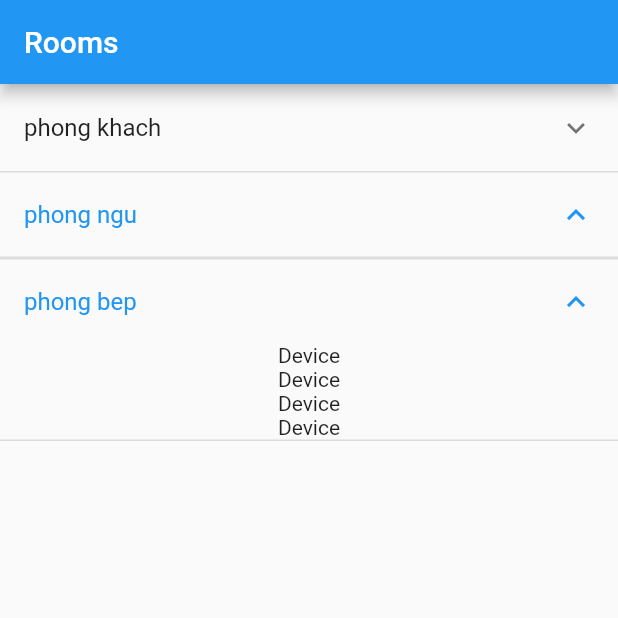
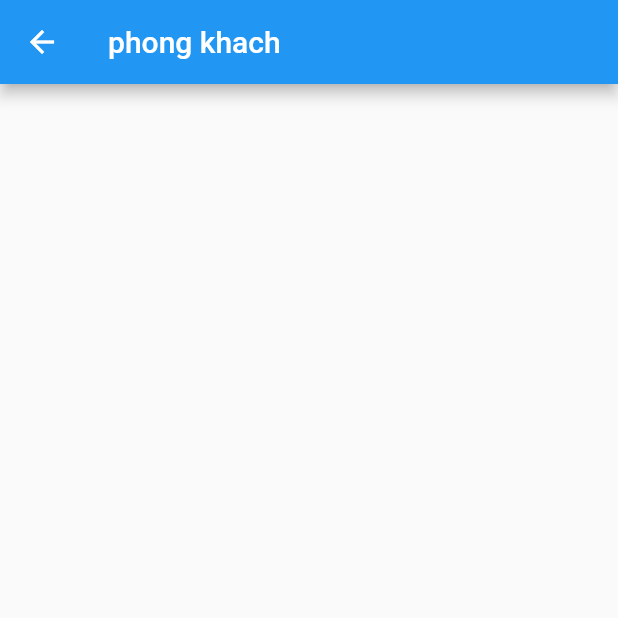
Before and after one commit to AnhQuanTrl/smart-house-bk, a Flutter app: the screen it shows after launch, after a tap on "phong khach", on a phone screen of 412 x 824 dp, the top half of it. Run offline on Flutter 3.47's test engine with Material 2 defaults, Android fonts, the light colour scheme and no system bars.

Commit message:
parse room to room page

```diff
--- /dev/null
+++ b/lib/blocs/room_page_bloc.dart
@@ -0,0 +1,21 @@
+
+
+import 'package:smarthouse/models/room.dart';
+import 'package:smarthouse/repositories/data_provider.dart';
+
+import 'base.dart';
+
+class RoomPageBloc extends Bloc {
+  DataProvider _provider = DataProvider();
+  final int roomId;
+  Room room;
+  RoomPageBloc({this.roomId}) {
+    room = _provider.findRoomById(roomId);
+  }
+
+  @override
+  void dispose() {
+
+  }
+
+}
--- a/lib/data.dart
+++ b/lib/data.dart
@@ -1,17 +1,23 @@
-import 'models/device.dart';
+import 'models/devices/device.dart';
 import 'models/room.dart';
 
 List<Room> mockData = [
-  Room("phong khach", [
-    Device(),
-    Device(),
-    Device(),
-  ]),
-  Room("phong ngu", []),
-  Room("phong bep", [
-    Device(),
-    Device(),
-    Device(),
-    Device(),
-  ])
+  Room(
+      "phong khach",
+      [
+        Device(id: 0, name: 'Den'),
+        Device(id: 1, name: 'Den 1'),
+        Device(id: 2, name: 'Den 2'),
+      ],
+      id: 0),
+  Room("phong ngu", [], id: 1),
+  Room(
+      "phong bep",
+      [
+        Device(id: 3, name: 'Den 3'),
+        Device(id: 4, name: 'Nhiet do'),
+        Device(id: 5, name: 'Cam bien a'),
+        Device(id: 6, name: 'Cam bien b'),
+      ],
+      id: 2)
 ];
--- a/lib/main.dart
+++ b/lib/main.dart
@@ -1,7 +1,4 @@
-import 'dart:io';
-
 import 'package:flutter/material.dart';
-import 'package:smarthouse/repositories/data_provider.dart';
 import 'presentations/pages/home_page.dart';
 import 'presentations/pages/room_page.dart';
 
@@ -22,7 +19,7 @@ class MyApp extends StatelessWidget {
           final room = settings.arguments;
           return MaterialPageRoute(
             builder: (context) {
-              return RoomPage(room: room);
+              return RoomPage(roomId: room);
             },
           );
         }
--- a/lib/models/device.dart
+++ /dev/null
@@ -1,2 +0,0 @@
-
-class Device {}
--- a/lib/models/room.dart
+++ b/lib/models/room.dart
@@ -1,8 +1,10 @@
 
-import 'package:smarthouse/models/device.dart';
+import 'package:smarthouse/models/devices/device.dart';
+
 
 class Room {
-  Room(this.name, this.devicesList);
+  int id;
+  Room(this.name, this.devicesList, {this.id});
   String name;
   List<Device> devicesList;
 }
--- a/lib/presentations/components/device_tile.dart
+++ b/lib/presentations/components/device_tile.dart
@@ -1,5 +1,6 @@
 import 'package:flutter/material.dart';
-import 'package:smarthouse/models/device.dart';
+import 'package:smarthouse/models/devices/device.dart';
+
 
 class DeviceTile extends StatefulWidget {
   final Device device;
--- a/lib/presentations/components/room_expand_tile.dart
+++ b/lib/presentations/components/room_expand_tile.dart
@@ -1,6 +1,8 @@
 import "package:flutter/material.dart";
-import 'package:smarthouse/models/device.dart';
+import 'package:smarthouse/models/devices/device.dart';
+
 import 'package:smarthouse/models/room.dart';
+import 'package:smarthouse/presentations/pages/room_page.dart';
 
 import 'device_tile.dart';
 
@@ -11,7 +13,12 @@ class RoomExpandTile extends StatelessWidget {
   @override
   Widget build(BuildContext context) {
     return ExpansionTile(
-      title: Text(room.name),
+      title: GestureDetector(
+          child: Text(room.name),
+          onTap: () {
+            Navigator.of(context)
+                .pushNamed(RoomPage.routeName, arguments: room.id);
+          }),
       children: buildDeviceListTile(),
       initiallyExpanded: true,
     );
--- a/lib/presentations/pages/room_page.dart
+++ b/lib/presentations/pages/room_page.dart
@@ -1,21 +1,27 @@
 import 'package:flutter/material.dart';
-import 'package:smarthouse/models/room.dart';
+import 'package:smarthouse/blocs/room_page_bloc.dart';
 
 class RoomPage extends StatefulWidget {
   static const String routeName = '/room_page';
-  final Room room;
+  int roomId;
 
-  const RoomPage({Key key, this.room}) : super(key: key);
+  RoomPage({Key key, this.roomId}) : super(key: key);
 
   @override
   RoomPageState createState() => RoomPageState();
 }
 
 class RoomPageState extends State<RoomPage> {
+  RoomPageBloc bloc;
+  @override
+  void initState() {
+    bloc = RoomPageBloc(roomId: widget.roomId);
+    super.initState();
+  }
   @override
   Widget build(BuildContext context) {
-    return Container(
-
+    return Scaffold(
+      appBar: AppBar(title: Text(bloc.room.name),),
     );
   }
 }
--- a/lib/repositories/data_provider.dart
+++ b/lib/repositories/data_provider.dart
@@ -1,13 +1,13 @@
 import 'dart:async';
 
 // import 'package:smarthouse/data.dart';
-import 'package:smarthouse/models/device.dart';
+import 'package:smarthouse/data.dart';
+import 'package:smarthouse/models/devices/device.dart';
 import 'package:smarthouse/models/room.dart';
 
 class DataProvider {
   DataProvider._() {
     fetch();
-    print(data);
   }
 
   static DataProvider _instance;
@@ -28,24 +28,19 @@ class DataProvider {
       StreamController<Room>.broadcast();
 
   Future<List<Room>> fetch() async {
-    data = [
-      Room("phong khach", [
-        Device(),
-        Device(),
-        Device(),
-      ]),
-      Room("phong ngu", []),
-      Room("phong bep", [
-        Device(),
-        Device(),
-        Device(),
-        Device(),
-      ])
-    ];
+    data = mockData;
 
     await Future.delayed(Duration(seconds: 3));
     _dataStreamController.add(data);
     return data;
+  }
+
+  Room findRoomById(int id) {
+    for (Room r in data) {
+      if (r.id == id) {
+        return r;
+      }
+    }
   }
 
   void dispose() {
```
Also changed, not shown: lib/models/devices/device.dart (added, +26 -0 lines), lib/models/devices/light.dart (added, +12 -0 lines), lib/presentations/components/device/device_status_widget.dart (added, +59 -0 lines).
